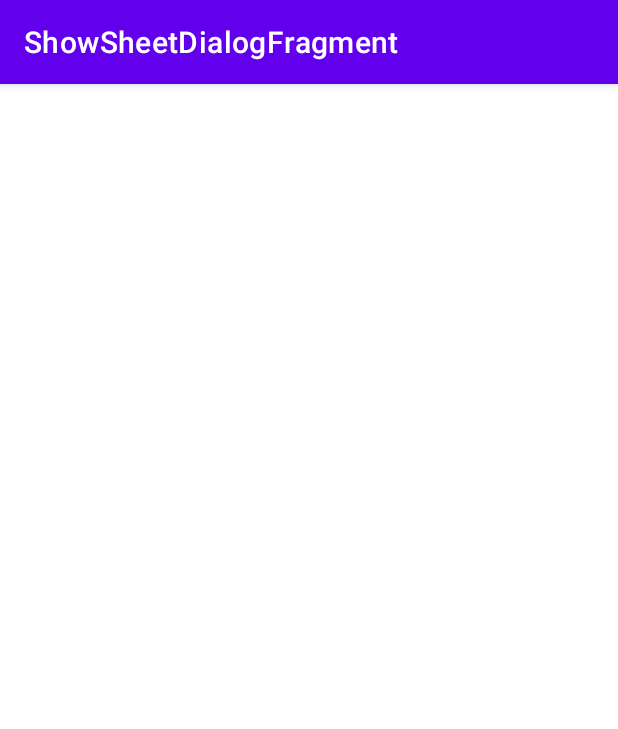
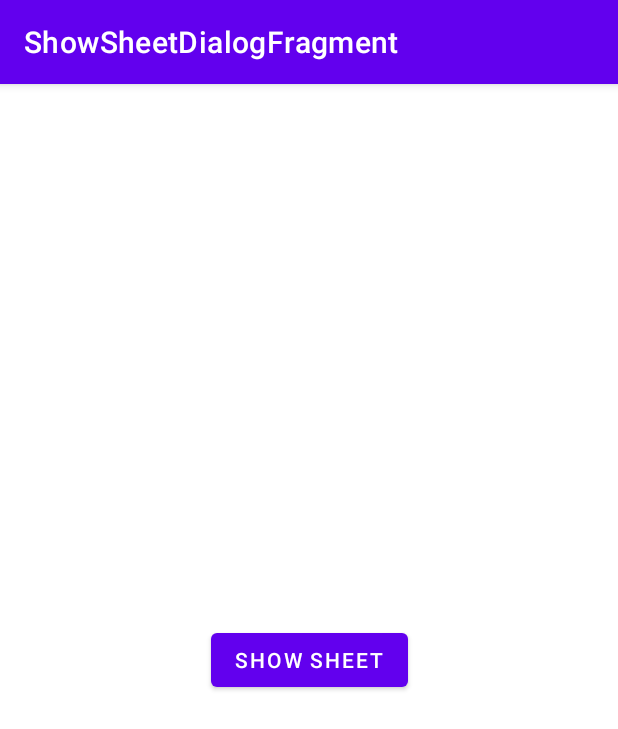
Before and after one commit to nguyenphuc22/Navigation-Component, an Android app: the screen it shows after launch (MainActivity), on a phone screen of 412 x 824 dp. Shown: the top 729 px of the screen. Run offline under Robolectric (Android 15) with nearby library versions, the phone set to English and light mode, and no system bars.

Commit message:
Implement BottomSheet use Navigation Component

```diff
--- /dev/null
+++ b/ShowSheetDialogFragment/app/src/main/java/com/example/showsheetdialogfragment/FirstFragment.kt
@@ -0,0 +1,37 @@
+package com.example.showsheetdialogfragment
+
+import android.os.Bundle
+import androidx.fragment.app.Fragment
+import android.view.LayoutInflater
+import android.view.View
+import android.view.ViewGroup
+import android.widget.Button
+import androidx.navigation.Navigation
+
+
+class FirstFragment : Fragment() {
+    lateinit var button: Button
+
+    override fun onCreate(savedInstanceState: Bundle?) {
+        super.onCreate(savedInstanceState)
+
+    }
+
+    override fun onCreateView(
+        inflater: LayoutInflater, container: ViewGroup?,
+        savedInstanceState: Bundle?
+    ): View? {
+        var view = inflater.inflate(R.layout.fragment_first, container, false)
+        button = view.findViewById(R.id.button)
+        // Inflate the layout for this fragment
+        return view
+    }
+
+    override fun onViewCreated(view: View, savedInstanceState: Bundle?) {
+        super.onViewCreated(view, savedInstanceState)
+        button.setOnClickListener {
+            Navigation.findNavController(button).navigate(R.id.action_firstFragment_to_bottomSheetFragment)
+        }
+    }
+
+}
--- a/ShowSheetDialogFragment/app/src/main/res/layout/activity_main.xml
+++ b/ShowSheetDialogFragment/app/src/main/res/layout/activity_main.xml
@@ -4,4 +4,21 @@
     xmlns:tools="http://schemas.android.com/tools"
     android:layout_width="match_parent"
     android:layout_height="match_parent"
-    tools:context=".MainActivity"/>
+    tools:context=".MainActivity">
+
+    <androidx.fragment.app.FragmentContainerView
+        android:id="@+id/fragmentContainerView2"
+        android:name="androidx.navigation.fragment.NavHostFragment"
+        android:layout_width="0dp"
+        android:layout_height="0dp"
+        android:layout_marginStart="1dp"
+        android:layout_marginTop="1dp"
+        android:layout_marginEnd="1dp"
+        android:layout_marginBottom="1dp"
+        app:defaultNavHost="true"
+        app:layout_constraintBottom_toBottomOf="parent"
+        app:layout_constraintEnd_toEndOf="parent"
+        app:layout_constraintStart_toStartOf="parent"
+        app:layout_constraintTop_toTopOf="parent"
+        app:navGraph="@navigation/my_nav" />
+</androidx.constraintlayout.widget.ConstraintLayout>
--- /dev/null
+++ b/ShowSheetDialogFragment/app/src/main/res/layout/fragment_first.xml
@@ -0,0 +1,18 @@
+<?xml version="1.0" encoding="utf-8"?>
+<androidx.constraintlayout.widget.ConstraintLayout xmlns:android="http://schemas.android.com/apk/res/android"
+    xmlns:app="http://schemas.android.com/apk/res-auto"
+    xmlns:tools="http://schemas.android.com/tools"
+    android:layout_width="match_parent"
+    android:layout_height="match_parent"
+    tools:context=".FirstFragment">
+
+    <Button
+        android:id="@+id/button"
+        android:layout_width="wrap_content"
+        android:layout_height="wrap_content"
+        android:text="Show Sheet"
+        app:layout_constraintBottom_toBottomOf="parent"
+        app:layout_constraintEnd_toEndOf="parent"
+        app:layout_constraintStart_toStartOf="parent"
+        app:layout_constraintTop_toTopOf="parent" />
+</androidx.constraintlayout.widget.ConstraintLayout>
--- /dev/null
+++ b/ShowSheetDialogFragment/app/src/main/res/navigation/my_nav.xml
@@ -0,0 +1,26 @@
+<?xml version="1.0" encoding="utf-8"?>
+<navigation xmlns:android="http://schemas.android.com/apk/res/android"
+    xmlns:app="http://schemas.android.com/apk/res-auto"
+    xmlns:tools="http://schemas.android.com/tools"
+    android:id="@+id/my_nav"
+    app:startDestination="@id/firstFragment">
+
+    <fragment
+        android:id="@+id/firstFragment"
+        android:name="com.example.showsheetdialogfragment.FirstFragment"
+        android:label="fragment_first"
+        tools:layout="@layout/fragment_first" >
+        <action
+            android:id="@+id/action_firstFragment_to_bottomSheetFragment"
+            app:destination="@id/bottomSheetFragment" />
+    </fragment>
+    <dialog
+        android:id="@+id/bottomSheetFragment"
+        android:name="com.example.showsheetdialogfragment.BottomSheetFragment"
+        android:label="fragment_bottom_sheet"
+        tools:layout="@layout/fragment_bottom_sheet" >
+        <action
+            android:id="@+id/action_bottomSheetFragment_to_firstFragment"
+            app:destination="@id/firstFragment" />
+    </dialog>
+</navigation>
```
Also changed, not shown: ShowSheetDialogFragment/app/src/main/java/com/example/showsheetdialogfragment/BottomSheetFragment.kt (added, +27 -0 lines), ShowSheetDialogFragment/app/src/main/res/layout/fragment_bottom_sheet.xml (added, +30 -0 lines).
